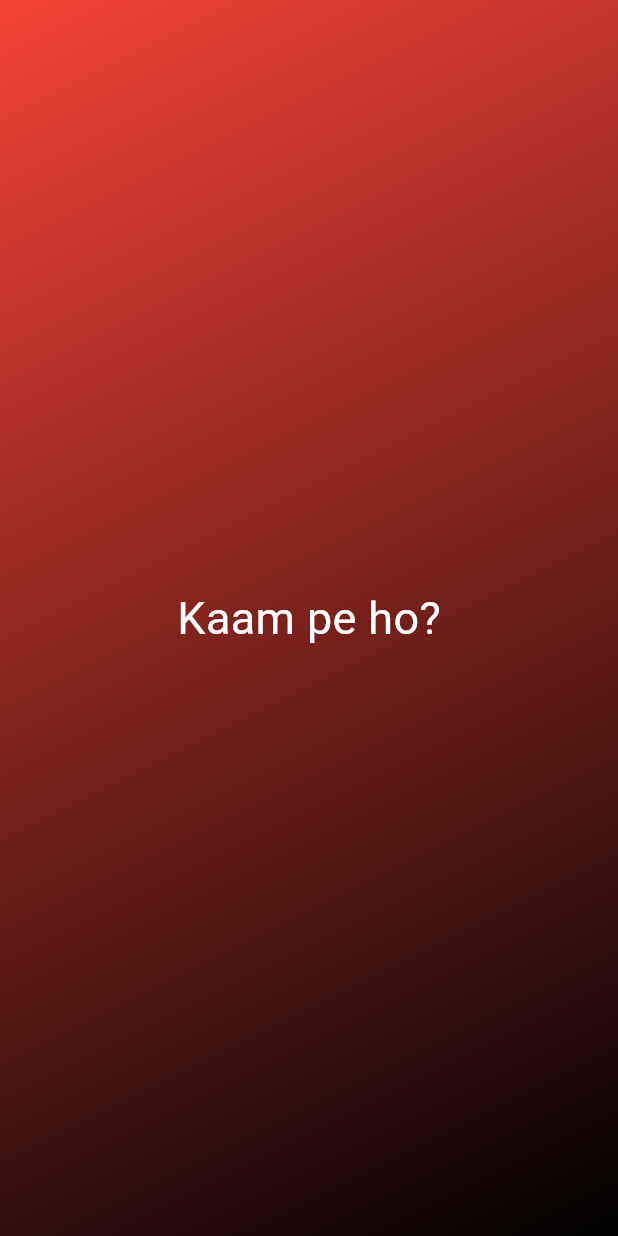
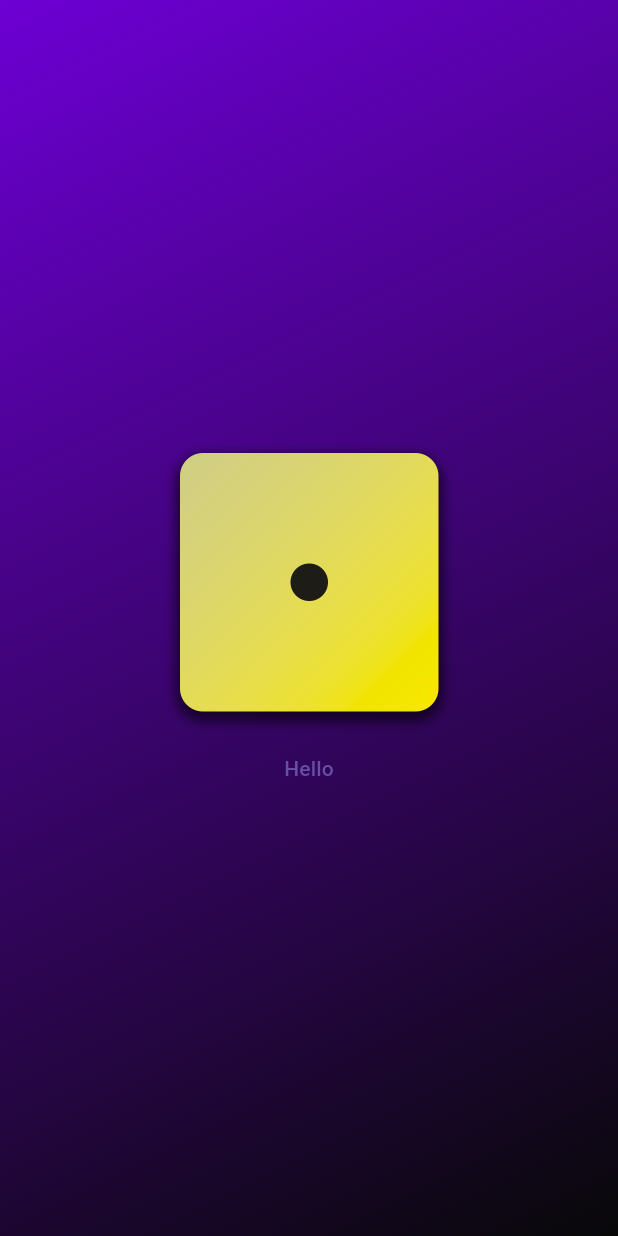
Before and after one commit to babarbahadur/flutter_basics, a Flutter app: the screen it shows after launch, on a phone screen of 412 x 824 dp. Run offline on Flutter 3.47's test engine with Material 3 defaults, Android fonts, the phone set to English and light mode, and no system bars; Roboto replaces fonts that are missing (creditCardExpirationDate).

Commit message:
Images added | Stateful widget | Dice Roller Game

```diff
--- /dev/null
+++ b/lib/dice_roller.dart
@@ -0,0 +1,32 @@
+import 'dart:math';
+
+import 'package:flutter/material.dart';
+
+class DiceRoller extends StatefulWidget {
+  const DiceRoller({super.key});
+
+  @override
+  State<DiceRoller> createState() {
+    return _DiceRollerState();
+  }
+}
+
+class _DiceRollerState extends State<DiceRoller> {
+  var diceNumber = 1;
+  void onPressRoll() {
+    setState(() {
+      diceNumber = Random().nextInt(6) + 1;
+    });
+  }
+
+  @override
+  Widget build(context) {
+    return Column(
+      mainAxisSize: MainAxisSize.min,
+      children: [
+        Image.asset('assets/images/dice-$diceNumber.png', height: 200),
+        TextButton(onPressed: onPressRoll, child: const Text('Hello'))
+      ],
+    );
+  }
+}
--- a/lib/gradient_container.dart
+++ b/lib/gradient_container.dart
@@ -1,5 +1,5 @@
+import 'package:first_app/dice_roller.dart';
 import 'package:flutter/material.dart';
-import 'package:first_app/text_component.dart';
 
 class GradientContainer extends StatelessWidget {
   const GradientContainer({super.key, required this.colorList});
@@ -19,6 +19,13 @@ class GradientContainer extends StatelessWidget {
             end: Alignment.bottomRight,
           ),
         ),
-        child: const Center(child: TextComponent('Kaam pe ho?')));
+        //   child: Center(
+        //     child: Image.asset('assets/images/dice-1.png', height: 200),
+        //   ),
+        // );
+        child: const Center(child: DiceRoller()));
   }
 }
+
+
+// const TextComponent('Roll the dice!'))
```
Also changed, not shown: lib/main.dart (+7 -8 lines), pubspec.yaml (+7 -3 lines), assets/images/dice-1.png (added), assets/images/dice-2.png (added), assets/images/dice-3.png (added), assets/images/dice-4.png (added), assets/images/dice-5.png (added), assets/images/dice-6.png (added).
